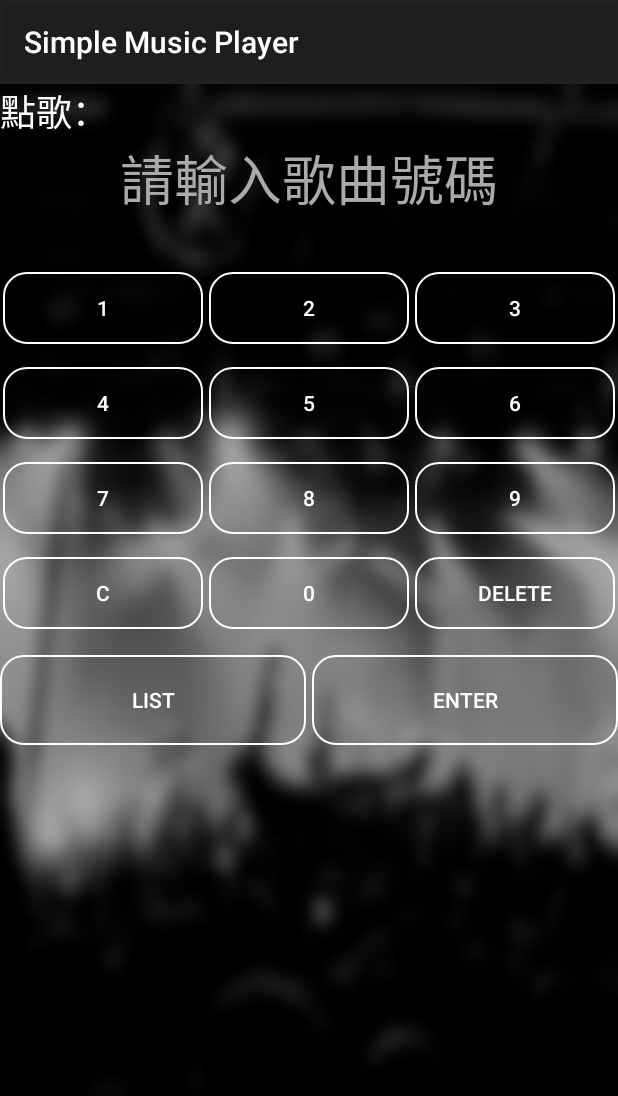
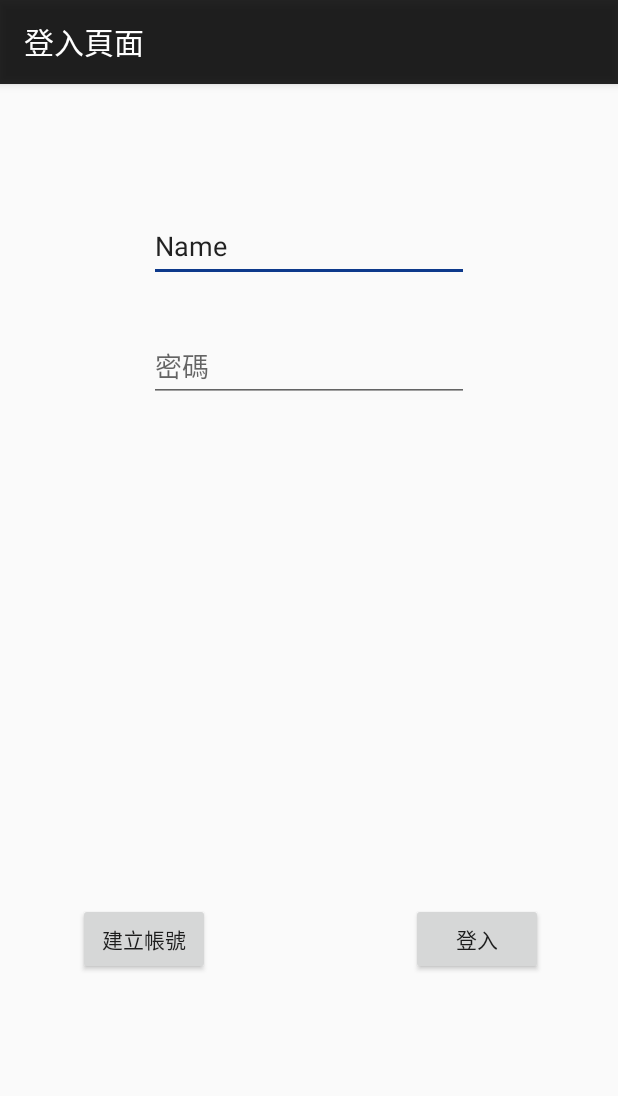
Before and after one commit to miyuiki/SimpleMusicPlayer, an Android app: the screen it shows after launch (MainActivity before the commit, Login after it), on a phone screen of 412 x 824 dp. Shown: the top 1096 px of the screen. Run offline under Robolectric (Android 15) with nearby library versions, the phone set to English and light mode, and no system bars.

Commit message:
add login page

```diff
--- /dev/null
+++ b/app/src/main/java/com/example/jay/simplemusicplayer/Login.java
@@ -0,0 +1,27 @@
+package com.example.jay.simplemusicplayer;
+
+import android.os.Bundle;
+import android.support.annotation.Nullable;
+import android.support.v7.app.AppCompatActivity;
+import android.widget.Button;
+import android.widget.EditText;
+
+/**
+ * Created by jay on 2017/5/13.
+ */
+
+public class Login extends AppCompatActivity {
+
+    private Button login, create;
+    private EditText account, password;
+    @Override
+    protected void onCreate(@Nullable Bundle savedInstanceState) {
+        super.onCreate(savedInstanceState);
+        setContentView(R.layout.login);
+
+        login = (Button) findViewById(R.id.loginbtn);
+        create = (Button) findViewById(R.id.create);
+        account = (EditText) findViewById(R.id.account);
+        password = (EditText) findViewById(R.id.password);
+    }
+}
--- a/app/src/main/java/com/example/jay/simplemusicplayer/MainActivity.java
+++ b/app/src/main/java/com/example/jay/simplemusicplayer/MainActivity.java
@@ -20,6 +20,10 @@ public class MainActivity extends AppCompatActivity {
     protected void onCreate(Bundle savedInstanceState) {
         super.onCreate(savedInstanceState);
         setContentView(R.layout.activity_main);
+
+        Intent login_intent = new Intent();
+        login_intent.setClass(MainActivity.this,Login.class);
+        startActivity(login_intent);
 
         songNum = (TextView) findViewById(R.id.textView2);
         toPage2 = (Button) findViewById(R.id.button14);
--- /dev/null
+++ b/app/src/main/res/layout/login.xml
@@ -0,0 +1,53 @@
+<?xml version="1.0" encoding="utf-8"?>
+<RelativeLayout xmlns:android="http://schemas.android.com/apk/res/android"
+    android:orientation="vertical" android:layout_width="match_parent"
+    android:layout_height="match_parent">
+
+    <Button
+        android:id="@+id/loginbtn"
+        android:layout_width="wrap_content"
+        android:layout_height="wrap_content"
+        android:layout_alignParentBottom="true"
+        android:layout_alignParentEnd="true"
+        android:layout_alignParentRight="true"
+        android:layout_marginBottom="174dp"
+        android:layout_marginEnd="50dp"
+        android:layout_marginRight="50dp"
+        android:text="登入" />
+
+    <Button
+        android:id="@+id/create"
+        android:layout_width="wrap_content"
+        android:layout_height="wrap_content"
+        android:layout_alignBaseline="@+id/loginbtn"
+        android:layout_alignBottom="@+id/loginbtn"
+        android:layout_alignParentLeft="true"
+        android:layout_alignParentStart="true"
+        android:layout_marginLeft="52dp"
+        android:layout_marginStart="52dp"
+        android:text="建立帳號" />
+
+    <EditText
+        android:id="@+id/account"
+        android:layout_width="wrap_content"
+        android:layout_height="wrap_content"
+        android:layout_alignParentTop="true"
+        android:layout_centerHorizontal="true"
+        android:layout_marginTop="84dp"
+        android:ems="10"
+        android:hint="帳號"
+        android:inputType="textPersonName"
+        android:text="Name" />
+
+    <EditText
+        android:id="@+id/password"
+        android:layout_width="wrap_content"
+        android:layout_height="wrap_content"
+        android:layout_alignLeft="@+id/account"
+        android:layout_alignStart="@+id/account"
+        android:layout_below="@+id/account"
+        android:layout_marginTop="32dp"
+        android:ems="10"
+        android:hint="密碼"
+        android:inputType="textPassword" />
+</RelativeLayout>
```
Also changed, not shown: app/src/main/AndroidManifest.xml (+6 -1 lines), app/src/main/java/com/example/jay/simplemusicplayer/Second.java (+37 -2 lines).
